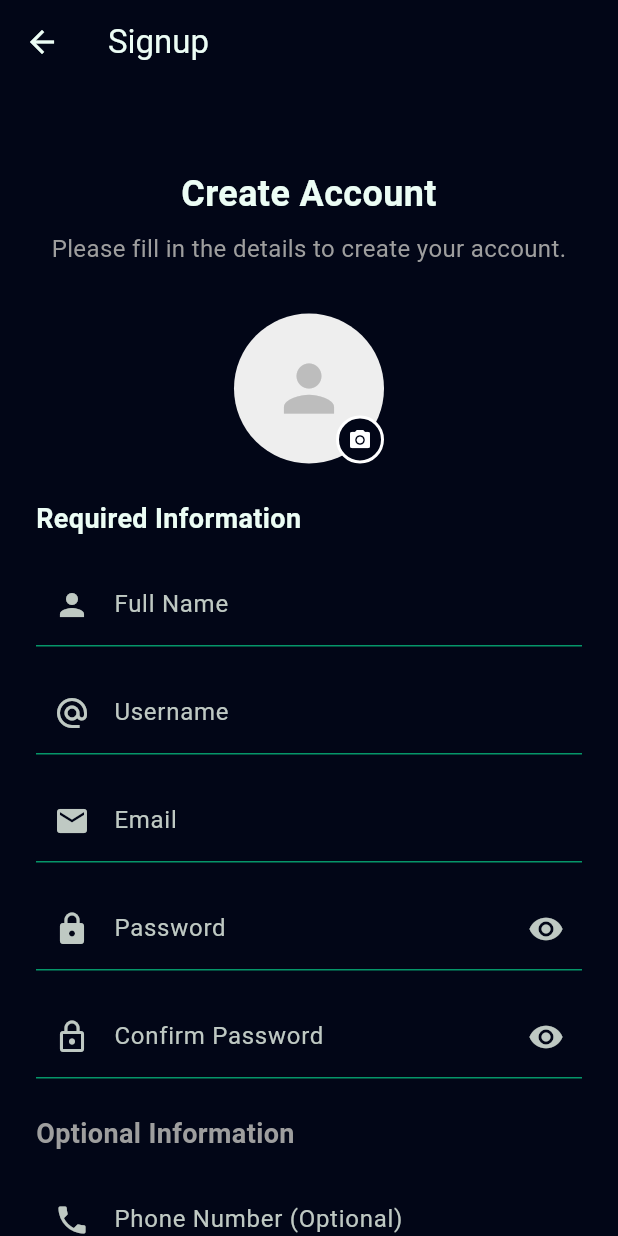
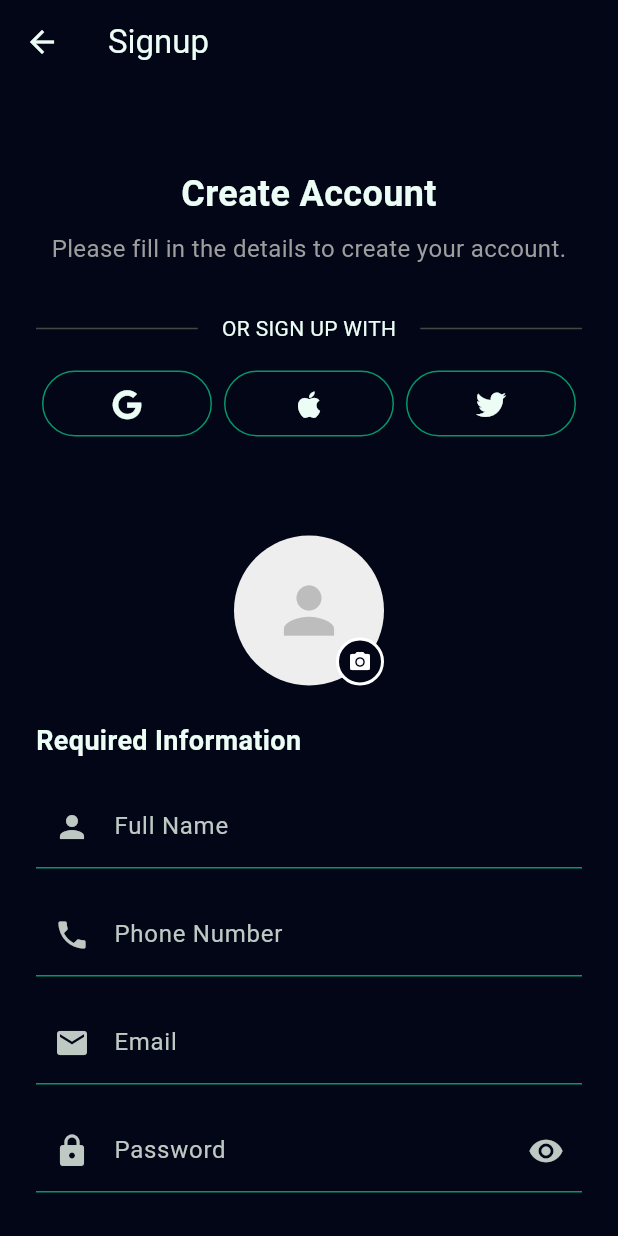
Before and after one commit to Utsav-56/Rentoshare_ui, a Flutter app: the screen it shows after launch, after a tap on "Sign Up", on a phone screen of 412 x 824 dp. Run offline on Flutter 3.47's test engine with Material 3 defaults, Android fonts, the light colour scheme and no system bars; drawn by our look-alikes of toastification; our stand-ins replace flutter_screenutil, flutter_secure_storage, flutter_svg, font_awesome_flutter, get, image_picker.

Commit message:
Refactored signup Ui and added svg support

```diff
--- a/lib/pages/auth/signup_page.dart
+++ b/lib/pages/auth/signup_page.dart
@@ -162,6 +162,10 @@ class _SignupPageState extends State<SignupPage> {
               children: [
                 _buildHeader(),
                 const SizedBox(height: 32),
+                _buildSocialSignUp(),
+                const SizedBox(height: 32),
+
+                const SizedBox(height: 32),
                 _buildProfilePicture(),
                 const SizedBox(height: 24),
                 _buildRequiredFields(),
@@ -172,8 +176,6 @@ class _SignupPageState extends State<SignupPage> {
                 const SizedBox(height: 24),
                 _buildSignUpButton(),
                 const SizedBox(height: 16),
-                _buildSocialSignUp(),
-                const SizedBox(height: 32),
                 _buildLoginPrompt(),
               ],
             ),
@@ -271,14 +273,16 @@ class _SignupPageState extends State<SignupPage> {
         ),
         const SizedBox(height: 16),
         TextFormField(
-          controller: _usernameController,
+          controller: _phoneNumberController,
           decoration: const InputDecoration(
-            labelText: 'Username',
-            hintText: 'Choose a username',
-            prefixIcon: Icon(Icons.alternate_email),
+            labelText: 'Phone Number ',
+            hintText: 'Enter your phone number',
+            prefixIcon: Icon(Icons.phone),
           ),
-          validator: _validateUsername,
+          keyboardType: TextInputType.phone,
+          validator: _validatePhone,
         ),
+
         const SizedBox(height: 16),
         TextFormField(
           controller: _emailController,
@@ -350,18 +354,8 @@ class _SignupPageState extends State<SignupPage> {
             color: Colors.grey,
           ),
         ),
-        const SizedBox(height: 16),
-        TextFormField(
-          controller: _phoneNumberController,
-          decoration: const InputDecoration(
-            labelText: 'Phone Number (Optional)',
-            hintText: 'Enter your phone number',
-            prefixIcon: Icon(Icons.phone),
-          ),
-          keyboardType: TextInputType.phone,
-          validator: _validatePhone,
-        ),
-        const SizedBox(height: 16),
+        // const SizedBox(height: 16),
+        // const SizedBox(height: 16),
         TextFormField(
           controller: _bioController,
           decoration: const InputDecoration(
@@ -400,14 +394,19 @@ class _SignupPageState extends State<SignupPage> {
               text: TextSpan(
                 children: [
                   const TextSpan(text: 'I agree to the '),
-                  TextSpan(
-                    text: 'Terms and Conditions',
-                    style: TextStyle(fontWeight: FontWeight.bold),
+                  WidgetSpan(
+                    child: HoveringText(
+                      text: 'Terms of Service',
+                      onTap: () {},
+                      style: TextStyle(fontWeight: FontWeight.bold),
+                    ),
                   ),
                   const TextSpan(text: ' and '),
-                  TextSpan(
-                    text: 'Privacy Policy',
-                    style: TextStyle(fontWeight: FontWeight.bold),
+                  WidgetSpan(
+                    child: HoveringText(
+                      text: 'Privacy Policy',
+                      style: TextStyle(fontWeight: FontWeight.bold),
+                    ),
                   ),
                 ],
               ),
@@ -484,9 +483,56 @@ class _SignupPageState extends State<SignupPage> {
           onTap: () {
             AppRouter.to(AppRoutes.LOGIN);
           },
-          child: Text('Sign In'),
+          child: HoveringText(
+            text: 'Login',
+            style: const TextStyle(color: Colors.blueAccent),
+          ),
         ),
       ],
     );
   }
 }
+
+class HoveringText extends StatefulWidget {
+  final String text;
+  final TextStyle? style;
+  final VoidCallback? onTap;
+  final underlineColor = Colors.blueAccent;
+  final underlineOnHover = true;
+
+  const HoveringText({super.key, required this.text, this.style, this.onTap});
+
+  @override
+  State<HoveringText> createState() => _HoveringTextState();
+}
+
+class _HoveringTextState extends State<HoveringText> {
+  bool _isHovering = false;
+
+  @override
+  Widget build(BuildContext context) {
+    return MouseRegion(
+      onEnter: (event) => setState(() {
+        _isHovering = true;
+      }),
+      onExit: (event) => setState(() {
+        _isHovering = false;
+      }),
+      cursor: SystemMouseCursors.click,
+      child: GestureDetector(
+        onTap: () {
+          if (widget.onTap != null) widget.onTap!();
+        },
+        child: Text(
+          widget.text,
+          style: widget.style?.copyWith(
+            decoration: _isHovering && widget.underlineOnHover
+                ? TextDecoration.underline
+                : TextDecoration.none,
+            color: _isHovering ? widget.underlineColor : null,
+          ),
+        ),
+      ),
+    );
+  }
+}
--- a/lib/pages/login_page.dart
+++ b/lib/pages/login_page.dart
@@ -214,7 +214,7 @@ class _LoginPageState extends State<LoginPage> {
           child: Text(
             'Sign Up',
             style: TextStyle(
-              color: Theme.of(context).primaryColor,
+              color: Colors.blueAccent,
               fontWeight: FontWeight.bold,
             ),
           ),
--- a/pubspec.yaml
+++ b/pubspec.yaml
@@ -68,6 +68,7 @@ flutter:
     # To add assets to your application, add an assets section, like this:
     assets:
         - assets/images/ # adds all images in the images directory
+        - assets/svg/ # adds all SVGs in the svg directory
 
 
     # An image asset can refer to one or more resolution-specific "variants", see
```
Also changed, not shown: lib/icons/my_icons.dart (added, +11 -0 lines), assets/svg/google.svg (added), 1 other file.
